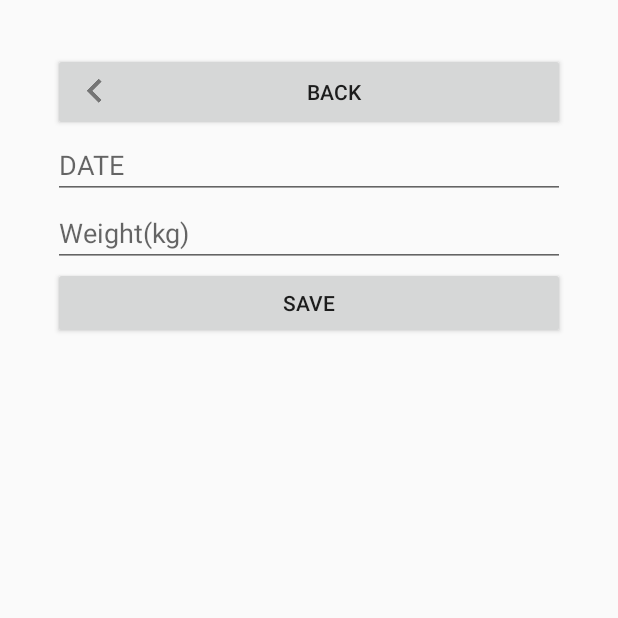
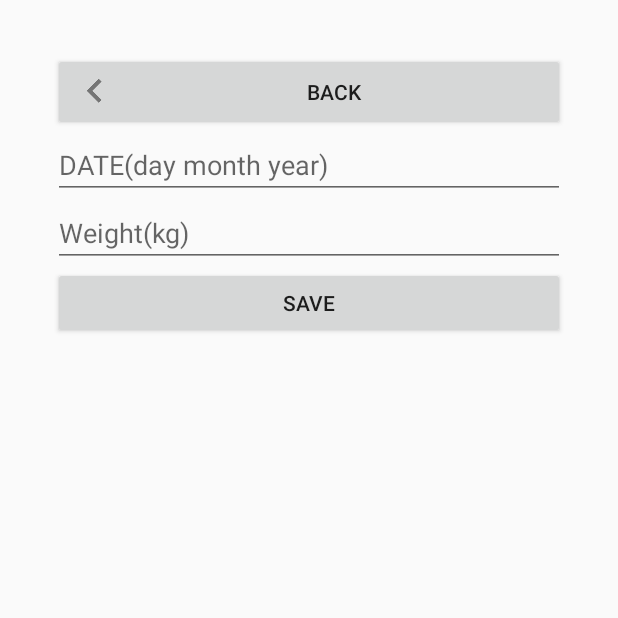
Before and after one commit to Ben523/Healthy, an Android app: the fragment WeightFormFragment placed in its activity, on a phone screen of 412 x 824 dp, the top half of it. Run offline under Robolectric (Android 15) with nearby library versions, the phone set to English and light mode, and no system bars; our stand-ins replace Firebase (no records; nobody signed in at launch, a user with empty details on screens opened directly).

Commit message:
edit weight form

```diff
--- a/app/src/main/res/values/strings.xml
+++ b/app/src/main/res/values/strings.xml
@@ -14,6 +14,6 @@
     <string name="back">BACK</string>
     <string name="add_weight">Add Weight</string>
     <string name="save">SAVE</string>
-    <string name="date">DATE</string>
+    <string name="date">DATE(day month year)</string>
     <string name="re_password">re password</string>
 </resources>
```
